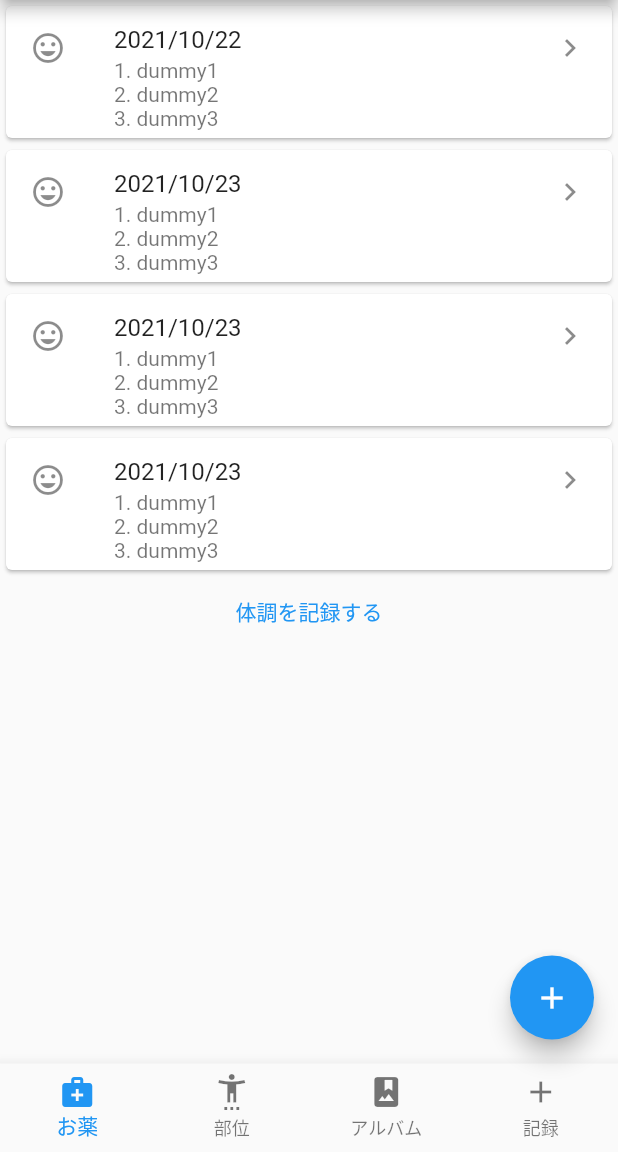
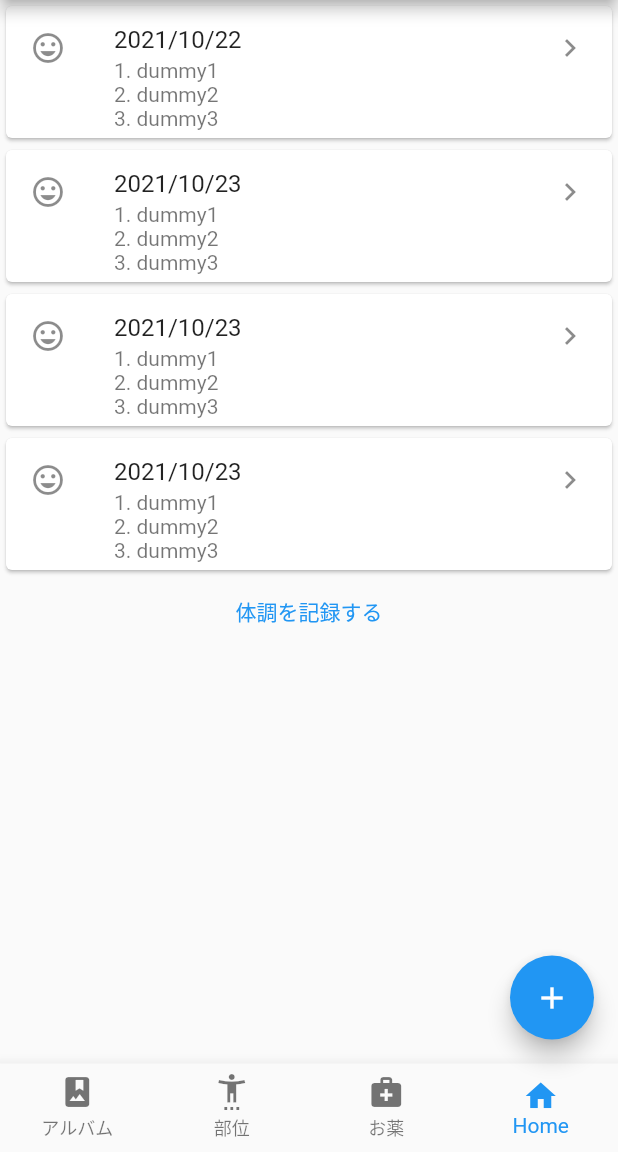
Before and after one commit to captain-blue210/itete_no_suke_flutter, a Flutter app: the screen it shows after launch, on a phone screen of 412 x 824 dp, the part 84-1236 px from its top. Run offline on Flutter 3.47's test engine with Material 2 defaults, Android fonts, the phone set to English and light mode, and no system bars.

```diff
--- a/lib/view/pages/home.dart
+++ b/lib/view/pages/home.dart
@@ -1,8 +1,29 @@
 import 'package:flutter/material.dart';
 import 'package:itetenosukte_flutter/view/pages/pain_record.dart';
 
-class Home extends StatelessWidget {
+class Home extends StatefulWidget {
   const Home({Key? key}) : super(key: key);
+  @override
+  State<Home> createState() => _HomeState();
+}
+
+class _HomeState extends State<Home> {
+  static int _selectedIndex = 3;
+  static const List<Widget> _pages = <Widget>[
+    Icon(
+      Icons.photo_album,
+      size: 150,
+    ),
+    Icon(
+      Icons.settings_accessibility,
+      size: 150,
+    ),
+    Icon(
+      Icons.medical_services,
+      size: 150,
+    ),
+    pain_record_list(),
+  ];
 
   @override
   Widget build(BuildContext context) {
@@ -11,7 +32,58 @@ class Home extends StatelessWidget {
         title: const Text('いててのすけ'),
       ),
       body: Center(
-        child: ListView(
+        child: _pages.elementAt(_selectedIndex),
+      ),
+      floatingActionButton: FloatingActionButton(
+        onPressed: () {
+          showModalBottomSheet(
+            context: context,
+            isScrollControlled: true,
+            builder: (context) => PainRecordPage(),
+          );
+        },
+        child: Icon(Icons.add),
+      ),
+      floatingActionButtonLocation: FloatingActionButtonLocation.endFloat,
+      bottomNavigationBar: BottomNavigationBar(
+        items: const <BottomNavigationBarItem>[
+          BottomNavigationBarItem(
+            icon: Icon(Icons.photo_album),
+            label: 'アルバム',
+          ),
+          BottomNavigationBarItem(
+            icon: Icon(Icons.settings_accessibility),
+            label: '部位',
+          ),
+          BottomNavigationBarItem(
+            icon: Icon(Icons.medical_services),
+            label: 'お薬',
+          ),
+          BottomNavigationBarItem(
+            icon: Icon(Icons.home),
+            label: 'Home',
+          ),
+        ],
+        type: BottomNavigationBarType.fixed,
+        currentIndex: _selectedIndex,
+        onTap: (index) {
+          setState(() {
+            _selectedIndex = index;
+          });
+        },
+      ),
+    );
+  }
+}
+
+class pain_record_list extends StatelessWidget {
+  const pain_record_list({
+    Key? key,
+  }) : super(key: key);
+
+  @override
+  Widget build(BuildContext context) {
+    return ListView(
       children: <Widget>[
         Card(
           child: ListTile(
@@ -57,40 +129,6 @@ class Home extends StatelessWidget {
                 )),
             child: const Text('体調を記録する'))
       ],
-        ),
-      ),
-      floatingActionButton: FloatingActionButton(
-        onPressed: () {
-          showModalBottomSheet(
-            context: context,
-            isScrollControlled: true,
-            builder: (context) => PainRecordPage(),
-          );
-        },
-        child: Icon(Icons.add),
-      ),
-      floatingActionButtonLocation: FloatingActionButtonLocation.endFloat,
-      bottomNavigationBar: BottomNavigationBar(
-        items: const <BottomNavigationBarItem>[
-          BottomNavigationBarItem(
-            icon: Icon(Icons.medical_services),
-            label: 'お薬',
-          ),
-          BottomNavigationBarItem(
-            icon: Icon(Icons.settings_accessibility),
-            label: '部位',
-          ),
-          BottomNavigationBarItem(
-            icon: Icon(Icons.photo_album),
-            label: 'アルバム',
-          ),
-          BottomNavigationBarItem(
-            icon: Icon(Icons.add),
-            label: '記録',
-          ),
-        ],
-        type: BottomNavigationBarType.fixed,
-      ),
     );
   }
 }
```
Lines whose indentation alone changed are shown as unchanged.
